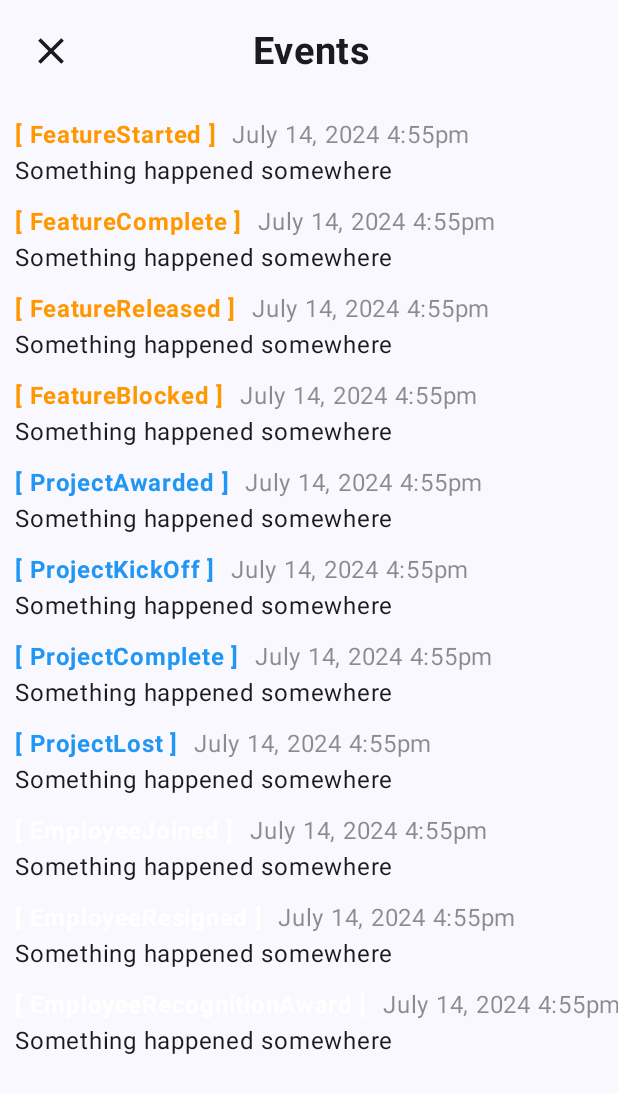
After one commit to joshuajgomez/codeforce, an Android app built with Jetpack Compose: the composable EventsView shown on its own in the app's theme, on a phone screen of 412 x 824 dp. The commit adds this screen. Shown: the top 1093 px of the screen. Run offline under Robolectric (Android 15) with nearby library versions, the phone set to English and light mode, and no system bars; our stand-ins replace constraintlayout-compose.

Commit message:
Add events screen, add new icons for room, common card

```diff
--- /dev/null
+++ b/app/src/main/java/com/triplerock/codeforce/data/Event.kt
@@ -0,0 +1,23 @@
+package com.triplerock.codeforce.data
+
+data class Event(
+    val type: EventType,
+    val message: String,
+    val time: Long
+)
+
+enum class EventType {
+    FeatureStarted,
+    FeatureComplete,
+    FeatureReleased,
+    FeatureBlocked,
+
+    ProjectAwarded,
+    ProjectKickOff,
+    ProjectComplete,
+    ProjectLost,
+
+    EmployeeJoined,
+    EmployeeResigned,
+    EmployeeRecognitionAward,
+}
--- /dev/null
+++ b/app/src/main/java/com/triplerock/codeforce/screens/EventsView.kt
@@ -0,0 +1,124 @@
+package com.triplerock.codeforce.screens
+
+import androidx.compose.foundation.layout.Arrangement
+import androidx.compose.foundation.layout.fillMaxWidth
+import androidx.compose.foundation.layout.height
+import androidx.compose.foundation.layout.padding
+import androidx.compose.foundation.lazy.LazyColumn
+import androidx.compose.foundation.lazy.items
+import androidx.compose.material3.Card
+import androidx.compose.material3.MaterialTheme.colorScheme
+import androidx.compose.material3.Scaffold
+import androidx.compose.material3.Text
+import androidx.compose.runtime.Composable
+import androidx.compose.ui.Modifier
+import androidx.compose.ui.text.font.FontWeight
+import androidx.compose.ui.unit.dp
+import androidx.constraintlayout.compose.ConstraintLayout
+import androidx.constraintlayout.compose.ConstraintSet
+import androidx.constraintlayout.compose.layoutId
+import com.triplerock.codeforce.data.Event
+import com.triplerock.codeforce.data.EventType
+import com.triplerock.codeforce.ui.theme.Blue40
+import com.triplerock.codeforce.ui.theme.CodeForceTheme
+import com.triplerock.codeforce.ui.theme.Gray10
+import com.triplerock.codeforce.ui.theme.Green40
+import com.triplerock.codeforce.ui.theme.Orange10
+
+@DarkPreview
+@Composable
+fun PreviewEventsView() {
+    CodeForceTheme {
+        EventsView()
+    }
+}
+
+@Composable
+fun EventsView() {
+    Scaffold(topBar = { TitleBar("Events") }) {
+        EventsList(Modifier.padding(it))
+    }
+}
+
+@DarkPreview
+@Composable
+fun PreviewEventsViewShort() {
+    CodeForceTheme {
+        EventsViewShort()
+    }
+}
+
+@Composable
+fun EventsViewShort() {
+    CustomCard(
+        modifier = Modifier.height(150.dp)
+    ) {
+        EventsList()
+    }
+}
+
+@Composable
+fun EventsList(modifier: Modifier = Modifier) {
+    LazyColumn(
+        verticalArrangement = Arrangement.spacedBy(10.dp),
+        modifier = modifier
+            .fillMaxWidth()
+            .padding(horizontal = 10.dp, vertical = 10.dp)
+    ) {
+        items(EventType.entries) {
+            EventItem(
+                Event(
+                    type = it,
+                    message = "Something happened somewhere",
+                    time = System.currentTimeMillis()
+                )
+            )
+        }
+    }
+}
+
+val eventViewConstraints = ConstraintSet {
+    val event = createRefFor("event")
+    val time = createRefFor("time")
+    val message = createRefFor("message")
+
+    constrain(event) {
+        top.linkTo(parent.top)
+        start.linkTo(parent.start)
+    }
+
+    constrain(time) {
+        top.linkTo(parent.top)
+        start.linkTo(event.end, 10.dp)
+    }
+
+    constrain(message) {
+        top.linkTo(event.bottom)
+        start.linkTo(parent.start)
+    }
+}
+
+@Composable
+fun EventItem(event: Event) {
+    ConstraintLayout(eventViewConstraints) {
+        val color =
+            if (event.type.name.startsWith("Employee")) Green40
+            else if (event.type.name.startsWith("Feature")) Orange10
+            else if (event.type.name.startsWith("Project")) Blue40
+            else Gray10
+        Text(
+            text = "[ ${event.type} ]",
+            modifier = Modifier.layoutId("event"),
+            fontWeight = FontWeight.Bold,
+            color = color
+        )
+        Text(
+            text = "July 14, 2024 4:55pm", modifier = Modifier.layoutId("time"),
+            color = colorScheme.onBackground.copy(alpha = 0.5f)
+        )
+        Text(
+            text = event.message, modifier = Modifier.layoutId("message"),
+            color = colorScheme.onBackground
+        )
+    }
+}
--- a/app/src/main/java/com/triplerock/codeforce/screens/ProjectsView.kt
+++ b/app/src/main/java/com/triplerock/codeforce/screens/ProjectsView.kt
@@ -181,7 +181,7 @@ fun ProjectCard(
     onSubmitClick: () -> Unit = {}
 ) {
     var expanded by remember { mutableStateOf(isExpanded) }
-    Card {
+    CustomCard {
         Column(
             modifier = Modifier
                 .fillMaxWidth()
@@ -207,12 +207,14 @@ fun ProjectCard(
                 Text(
                     text = project.reward.displayCost(),
                     fontSize = 20.sp,
+                    color = colorScheme.onBackground,
                     modifier = Modifier
                         .layoutId("reward")
                 )
                 Text(
                     modifier = Modifier.layoutId("project_name"),
                     text = project.name,
+                    color = colorScheme.onBackground,
                     fontSize = 25.sp,
                     fontWeight = FontWeight.Bold
                 )
@@ -256,6 +258,7 @@ fun ProjectDetail(
         )
         Text(
             text = roomDescription(RoomType.Developer),
+            color = colorScheme.onBackground,
             modifier = Modifier
                 .layoutId("description")
         )
--- a/app/src/main/java/com/triplerock/codeforce/screens/RoomView.kt
+++ b/app/src/main/java/com/triplerock/codeforce/screens/RoomView.kt
@@ -121,7 +121,7 @@ fun PreviewAddEmployeeView(modifier: Modifier = Modifier) {
 
 @Composable
 fun AddEmployeeView(modifier: Modifier = Modifier) {
-    Card(modifier = modifier) {
+    CustomCard(modifier = modifier) {
         ConstraintLayout(
             modifier = Modifier
                 .fillMaxWidth()
--- a/app/src/main/java/com/triplerock/codeforce/screens/ui/theme/Color.kt
+++ b/app/src/main/java/com/triplerock/codeforce/screens/ui/theme/Color.kt
@@ -12,6 +12,8 @@ val Pink40 = Color(0xFF7D5260)
 
 val White10 = Color(0xFF4CAF50)
 val Green40 = Color(0xFFFFFFFF)
+val Black10 = Color(0xFF2B2B2B)
+val Black20 = Color(0xFF3A3A3A)
 val Blue40 = Color(0xFF2196F3)
 val Purple20 = Color(0xFF6650a4)
 val Orange10 = Color(0xFFFF9800)
```
Also changed, not shown: app/src/main/java/com/triplerock/codeforce/screens/Common.kt (+73 -35 lines), app/src/main/java/com/triplerock/codeforce/screens/FloorView.kt (+25 -8 lines), app/src/main/java/com/triplerock/codeforce/screens/HomeScreen.kt (added, +48 -0 lines), app/src/main/java/com/triplerock/codeforce/screens/OccupyRoom.kt (+5 -14 lines), app/src/main/res/drawable/cafe_room.png (added), app/src/main/res/drawable/coding_room.png (added), app/src/main/res/drawable/hr_room.png (added), app/src/main/res/drawable/manager_room.png (added), app/src/main/res/drawable/sales_room.png (added).
